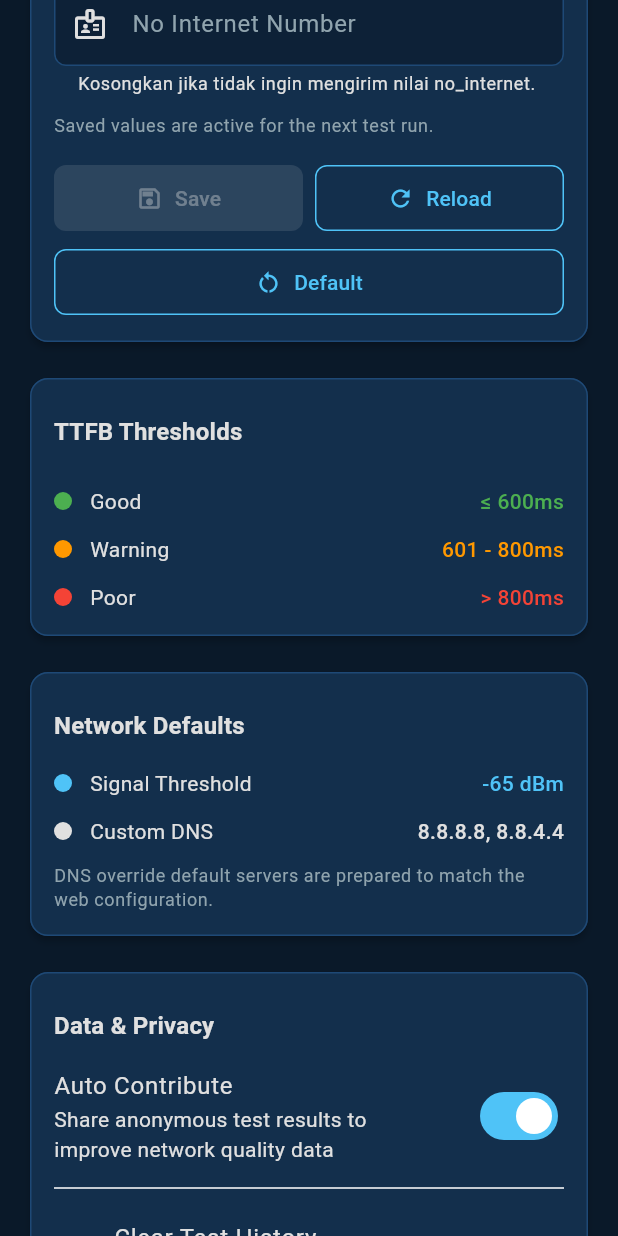
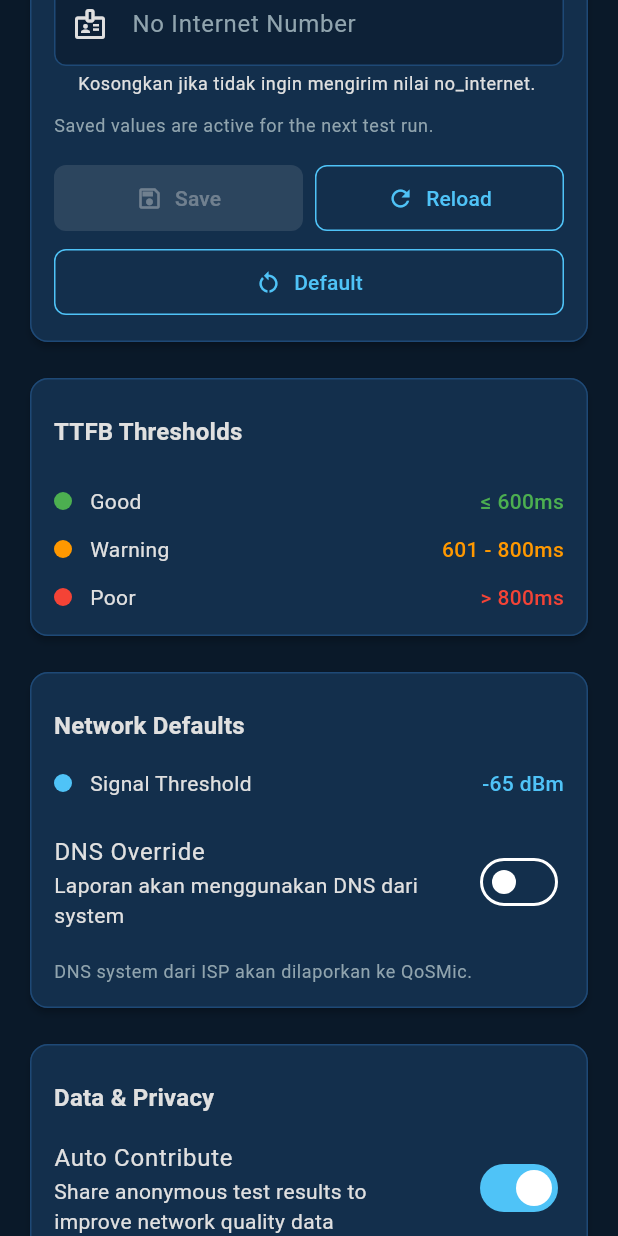
Before and after one commit to basnugroho/noctune, a Flutter app: the SettingsScreen widget shown alone on an empty page, opened directly, scrolled down 576 dp, on a phone screen of 412 x 824 dp. Run offline on Flutter 3.47's test engine with Material 3 defaults, Android fonts, the phone set to English and light mode, and no system bars; our stand-ins replace connectivity_plus, fl_chart, geocoding, geolocator, permission_handler, shared_preferences; missing offline and left inert: dart_ping, network_info_plus; accounts and stored records are empty.

Commit message:
Add DNS override setting to Android mobile app
- Add dnsOverrideEnabled and customDnsServers state to TestProvider
- Add effectiveNetworkInfo getter that applies DNS override
- Add DNS Override toggle and Custom DNS input in Settings screen
- Use effectiveNetworkInfo for contribution and history export
- Default DNS servers: 8.8.8.8, 8.8.4.4 (Google DNS)

When DNS override is enabled, the custom DNS servers will be
reported to QoSMic instead of the system-detected DNS (from ONT).
The system DNS is still used for actual connections since Android
does not allow apps to change DNS at application level.

```diff
--- a/mobile/lib/features/settings/presentation/settings_screen.dart
+++ b/mobile/lib/features/settings/presentation/settings_screen.dart
@@ -19,15 +19,19 @@ class _SettingsScreenState extends State<SettingsScreen> {
   double? _draftPingDuration;
   String _draftBrand = '';
   String _draftNoInternetNumber = '';
+  bool _draftDnsOverrideEnabled = false;
+  String _draftCustomDnsServers = '';
   bool _hasUnsavedChanges = false;
   String? _syncedSignature;
   final TextEditingController _brandController = TextEditingController();
   final TextEditingController _noInternetController = TextEditingController();
+  final TextEditingController _dnsController = TextEditingController();
 
   @override
   void dispose() {
     _brandController.dispose();
     _noInternetController.dispose();
+    _dnsController.dispose();
     super.dispose();
   }
 
@@ -37,8 +41,10 @@ class _SettingsScreenState extends State<SettingsScreen> {
     required int pingCount,
     required String brand,
     required String noInternetNumber,
+    required bool dnsOverrideEnabled,
+    required String customDnsServers,
   }) {
-    return '$samplesPerTarget|$delayBetweenSamples|$pingCount|$brand|$noInternetNumber';
+    return '$samplesPerTarget|$delayBetweenSamples|$pingCount|$brand|$noInternetNumber|$dnsOverrideEnabled|$customDnsServers';
   }
 
   void _syncDraftFromProvider(TestProvider provider) {
@@ -48,6 +54,8 @@ class _SettingsScreenState extends State<SettingsScreen> {
       pingCount: provider.pingCount,
       brand: provider.brand,
       noInternetNumber: provider.noInternetNumber,
+      dnsOverrideEnabled: provider.dnsOverrideEnabled,
+      customDnsServers: provider.customDnsServers.join(', '),
     );
 
     if (_hasUnsavedChanges && _draftSamplesPerTarget != null) {
@@ -69,6 +77,11 @@ class _SettingsScreenState extends State<SettingsScreen> {
     if (_noInternetController.text != _draftNoInternetNumber) {
       _noInternetController.text = _draftNoInternetNumber;
     }
+    _draftDnsOverrideEnabled = provider.dnsOverrideEnabled;
+    _draftCustomDnsServers = provider.customDnsServers.join(', ');
+    if (_dnsController.text != _draftCustomDnsServers) {
+      _dnsController.text = _draftCustomDnsServers;
+    }
     _syncedSignature = nextSignature;
     _hasUnsavedChanges = false;
   }
@@ -79,6 +92,8 @@ class _SettingsScreenState extends State<SettingsScreen> {
     double? pingDuration,
     String? brand,
     String? noInternetNumber,
+    bool? dnsOverrideEnabled,
+    String? customDnsServers,
   }) {
     setState(() {
       _draftSamplesPerTarget = samplesPerTarget ?? _draftSamplesPerTarget;
@@ -87,6 +102,12 @@ class _SettingsScreenState extends State<SettingsScreen> {
       _draftPingDuration = pingDuration ?? _draftPingDuration;
       _draftBrand = brand ?? _draftBrand;
       _draftNoInternetNumber = noInternetNumber ?? _draftNoInternetNumber;
+      if (dnsOverrideEnabled != null) {
+        _draftDnsOverrideEnabled = dnsOverrideEnabled;
+      }
+      if (customDnsServers != null) {
+        _draftCustomDnsServers = customDnsServers;
+      }
       _hasUnsavedChanges = true;
     });
   }
@@ -102,11 +123,16 @@ class _SettingsScreenState extends State<SettingsScreen> {
         pingCount: provider.pingCount,
         brand: provider.brand,
         noInternetNumber: provider.noInternetNumber,
+        dnsOverrideEnabled: provider.dnsOverrideEnabled,
+        customDnsServers: provider.customDnsServers.join(', '),
       );
       _draftBrand = provider.brand;
       _brandController.text = _draftBrand;
       _draftNoInternetNumber = provider.noInternetNumber;
       _noInternetController.text = _draftNoInternetNumber;
+      _draftDnsOverrideEnabled = provider.dnsOverrideEnabled;
+      _draftCustomDnsServers = provider.customDnsServers.join(', ');
+      _dnsController.text = _draftCustomDnsServers;
       _hasUnsavedChanges = false;
     });
   }
@@ -121,6 +147,9 @@ class _SettingsScreenState extends State<SettingsScreen> {
       _brandController.text = '';
       _draftNoInternetNumber = '';
       _noInternetController.text = '';
+      _draftDnsOverrideEnabled = false;
+      _draftCustomDnsServers = AppConstants.defaultDnsServers.join(', ');
+      _dnsController.text = _draftCustomDnsServers;
       _hasUnsavedChanges = true;
     });
   }
@@ -133,6 +162,13 @@ class _SettingsScreenState extends State<SettingsScreen> {
     final pingDuration = (_draftPingDuration ?? provider.pingCount).toInt();
     final brand = _brandController.text.trim();
     final noInternetNumber = _noInternetController.text.trim();
+    final dnsServersText = _dnsController.text.trim();
+    final dnsServersList = dnsServersText.isNotEmpty
+        ? dnsServersText
+              .split(RegExp(r'[,;\s]+'))
+              .where((s) => s.isNotEmpty)
+              .toList()
+        : AppConstants.defaultDnsServers;
 
     await provider.saveSettings(
       samplesPerTarget: samples,
@@ -140,6 +176,8 @@ class _SettingsScreenState extends State<SettingsScreen> {
       pingCount: pingDuration,
       brand: brand,
       noInternetNumber: noInternetNumber,
+      dnsOverrideEnabled: _draftDnsOverrideEnabled,
+      customDnsServers: dnsServersList,
     );
 
     if (!mounted) {
@@ -153,9 +191,12 @@ class _SettingsScreenState extends State<SettingsScreen> {
         pingCount: pingDuration,
         brand: brand,
         noInternetNumber: noInternetNumber,
+        dnsOverrideEnabled: _draftDnsOverrideEnabled,
+        customDnsServers: dnsServersList.join(', '),
       );
       _draftBrand = brand;
       _draftNoInternetNumber = noInternetNumber;
+      _draftCustomDnsServers = dnsServersList.join(', ');
       _hasUnsavedChanges = false;
     });
 
@@ -188,7 +229,7 @@ class _SettingsScreenState extends State<SettingsScreen> {
               const SizedBox(height: 16),
 
               // Network Defaults
-              _buildNetworkDefaultsCard(context),
+              _buildNetworkDefaultsCard(context, provider),
               const SizedBox(height: 16),
 
               // Data & Privacy
@@ -477,7 +518,10 @@ class _SettingsScreenState extends State<SettingsScreen> {
     );
   }
 
-  Widget _buildNetworkDefaultsCard(BuildContext context) {
+  Widget _buildNetworkDefaultsCard(
+    BuildContext context,
+    TestProvider provider,
+  ) {
     return Card(
       child: Padding(
         padding: const EdgeInsets.all(16),
@@ -492,16 +536,41 @@ class _SettingsScreenState extends State<SettingsScreen> {
               value: '${AppConstants.defaultSignalThreshold} dBm',
               color: AppTheme.accentBlue,
             ),
-            const SizedBox(height: 12),
-            _buildThresholdRow(
-              context: context,
-              label: 'Custom DNS',
-              value: AppConstants.defaultDnsServers.join(', '),
-              color: AppTheme.textPrimary,
+            const SizedBox(height: 16),
+            SwitchListTile(
+              contentPadding: EdgeInsets.zero,
+              title: const Text('DNS Override'),
+              subtitle: Text(
+                _draftDnsOverrideEnabled
+                    ? 'Gunakan custom DNS untuk laporan test'
+                    : 'Laporan akan menggunakan DNS dari system',
+              ),
+              value: _draftDnsOverrideEnabled,
+              onChanged: (value) {
+                _markDirty(dnsOverrideEnabled: value);
+              },
             ),
+            if (_draftDnsOverrideEnabled) ...[
+              const SizedBox(height: 8),
+              TextField(
+                controller: _dnsController,
+                decoration: InputDecoration(
+                  labelText: 'Custom DNS Servers',
+                  hintText: 'e.g., 8.8.8.8, 8.8.4.4',
+                  helperText:
+                      'Pisahkan dengan koma atau spasi. Default: ${AppConstants.defaultDnsServers.join(", ")}',
+                  prefixIcon: const Icon(Icons.dns_outlined),
+                ),
+                onChanged: (value) {
+                  _markDirty(customDnsServers: value);
+                },
+              ),
+            ],
             const SizedBox(height: 12),
             Text(
-              'DNS override default servers are prepared to match the web configuration.',
+              _draftDnsOverrideEnabled
+                  ? 'Custom DNS akan dipakai di laporan QoSMic. System DNS tetap digunakan untuk koneksi.'
+                  : 'DNS system dari ISP akan dilaporkan ke QoSMic.',
               style: Theme.of(
                 context,
               ).textTheme.bodySmall?.copyWith(color: AppTheme.textSecondary),
```
Also changed, not shown: mobile/lib/providers/test_provider.dart (+94 -23 lines).
